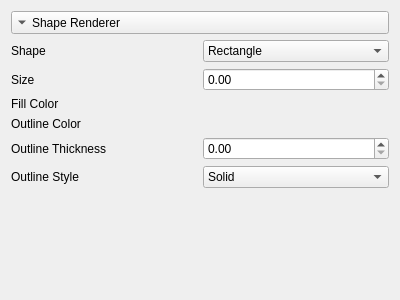
First picture: the form in Qt Repo/QtTest2/shaperenderer.ui, repository Skyway666/Qt-Practice, before the edit.
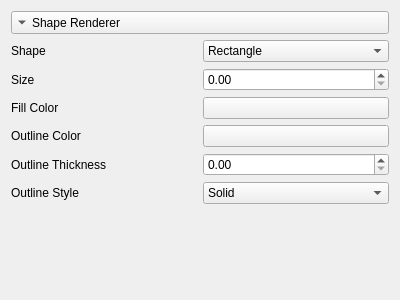
Second picture: the form after the edit.

Commit message: Working color picker

What changed in the file:
```diff
--- a/Qt Repo/QtTest2/shaperenderer.ui
+++ b/Qt Repo/QtTest2/shaperenderer.ui
@@ -138,6 +138,20 @@
      </property>
     </widget>
    </item>
+   <item row="3" column="2">
+    <widget class="QPushButton" name="fillColorButton">
+     <property name="text">
+      <string/>
+     </property>
+    </widget>
+   </item>
+   <item row="4" column="2">
+    <widget class="QPushButton" name="outlineColorButton">
+     <property name="text">
+      <string/>
+     </property>
+    </widget>
+   </item>
   </layout>
  </widget>
  <resources/>
```
The commit also changes 5 other files.
